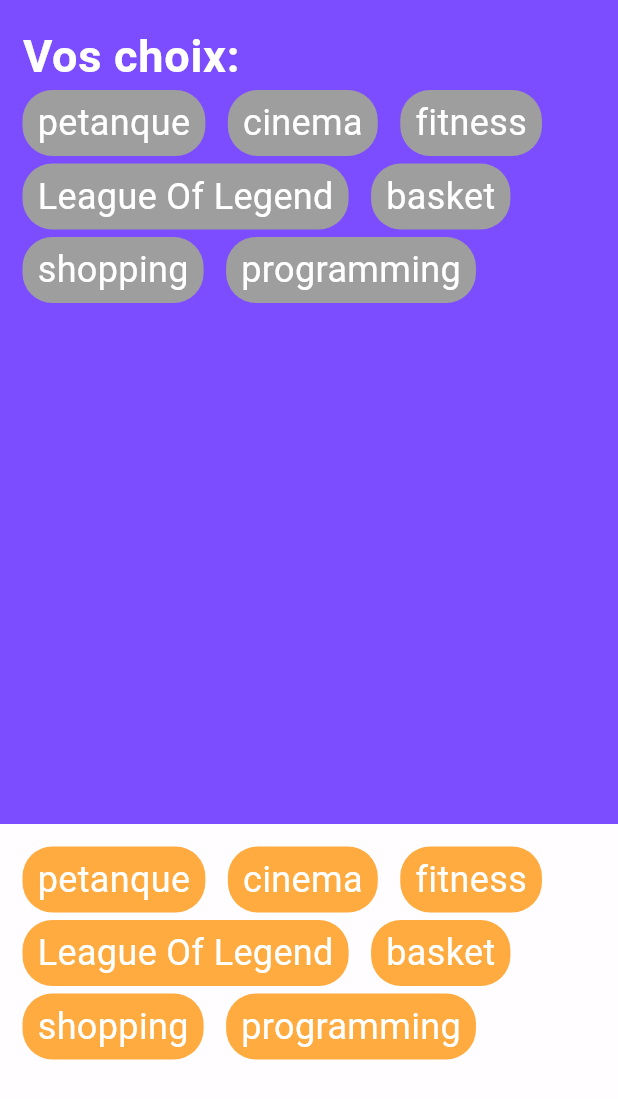
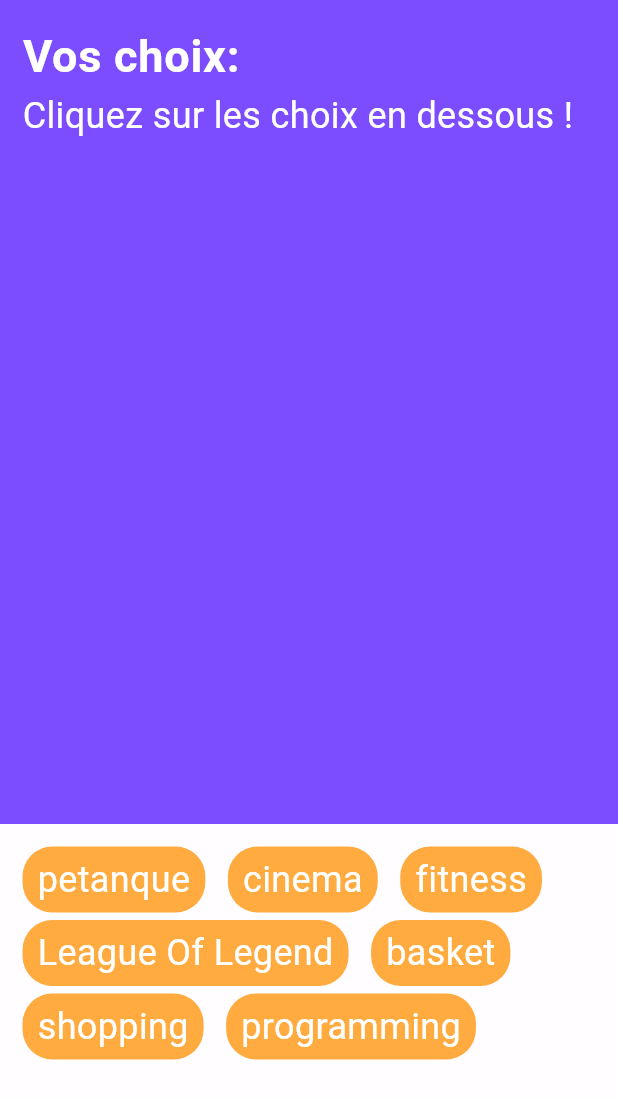
Before and after one commit to halimatou-cpu/tp_note_flutter_2023, a Flutter app: the screen it shows after launch, on a phone screen of 412 x 824 dp. Shown: the top 1099 px of the screen. Run offline on Flutter 3.47's test engine with Material 2 defaults, Android fonts, the phone set to English and light mode, and no system bars.

```diff
--- a/lib/choice_item.dart
+++ b/lib/choice_item.dart
@@ -10,11 +10,12 @@ class ChoiceItem extends StatelessWidget {
 
   @override
   Widget build(BuildContext context) {
-    return Container(
+    return GestureDetector(
+      onTap: onPressed,
+      child: Container(
         decoration: BoxDecoration(
             color: color ?? Colors.grey,
-        borderRadius: BorderRadius.circular(20.0)
-      ),
+            borderRadius: BorderRadius.circular(20.0)),
         child: Padding(
           padding: const EdgeInsets.symmetric(
             horizontal: 10.0,
@@ -25,6 +26,7 @@ class ChoiceItem extends StatelessWidget {
             style: Theme.of(context).textTheme.bodyMedium,
           ),
         ),
+      ),
     );
   }
 }
--- a/lib/footer.dart
+++ b/lib/footer.dart
@@ -2,9 +2,10 @@ import 'package:flutter/material.dart';
 import 'package:tp_note/choice_item.dart';
 
 class Footer extends StatelessWidget {
-  const Footer({Key? key, required this.availableChoices}) : super(key: key);
+  const Footer({Key? key, required this.availableChoices, required this.onChoiceClick}) : super(key: key);
 
   final List<String> availableChoices;
+  final void Function(String) onChoiceClick;
 
   @override
   Widget build(BuildContext context) {
@@ -20,6 +21,7 @@ class Footer extends StatelessWidget {
               ChoiceItem(
                 itemText: choice,
                 color: Colors.orangeAccent,
+                onPressed: () => onChoiceClick(choice),
               ),
           ).toList(),
         ),
--- a/lib/main.dart
+++ b/lib/main.dart
@@ -31,19 +31,14 @@ class MyApp extends StatelessWidget {
               color: Colors.white,
             ),
           )),
-      home: const MyHomePage(),
+      home: MyHomePage(),
     );
   }
 }
 
 class MyHomePage extends StatefulWidget {
-  const MyHomePage({super.key});
+  MyHomePage({super.key});
 
-  @override
-  State<MyHomePage> createState() => _MyHomePageState();
-}
-
-class _MyHomePageState extends State<MyHomePage> {
   List<String> availableChoices = [
     "petanque",
     "cinema",
@@ -54,6 +49,11 @@ class _MyHomePageState extends State<MyHomePage> {
     "programming",
   ];
 
+  @override
+  State<MyHomePage> createState() => _MyHomePageState();
+}
+
+class _MyHomePageState extends State<MyHomePage> {
   List<String> selectedChoices = [];
 
   @override
@@ -66,15 +66,30 @@ class _MyHomePageState extends State<MyHomePage> {
           children: [
             Expanded(
               flex: 2,
-              child: Header(selectedChoices: availableChoices),
-              //child: Header(selectedChoices: []),
+              //child: Header(selectedChoices: widget.availableChoices),
+              child: Header(selectedChoices: selectedChoices),
             ),
             Expanded(
-              child: Footer(availableChoices: availableChoices),
+              child: Footer(
+                availableChoices: widget.availableChoices,
+                onChoiceClick: _onChoiceClick,
+              ),
             ),
           ],
         ),
       ),
     );
   }
+
+  void _onChoiceClick(String choice) {
+    setState(() {
+      if (selectedChoices.contains(choice)) {
+        print("*****i was there*****");
+        selectedChoices.remove(choice);
+      } else {
+        print("#####i was not there#####");
+        selectedChoices.add(choice);
+      }
+    });
+  }
 }
```
Lines whose indentation alone changed are shown as unchanged.
